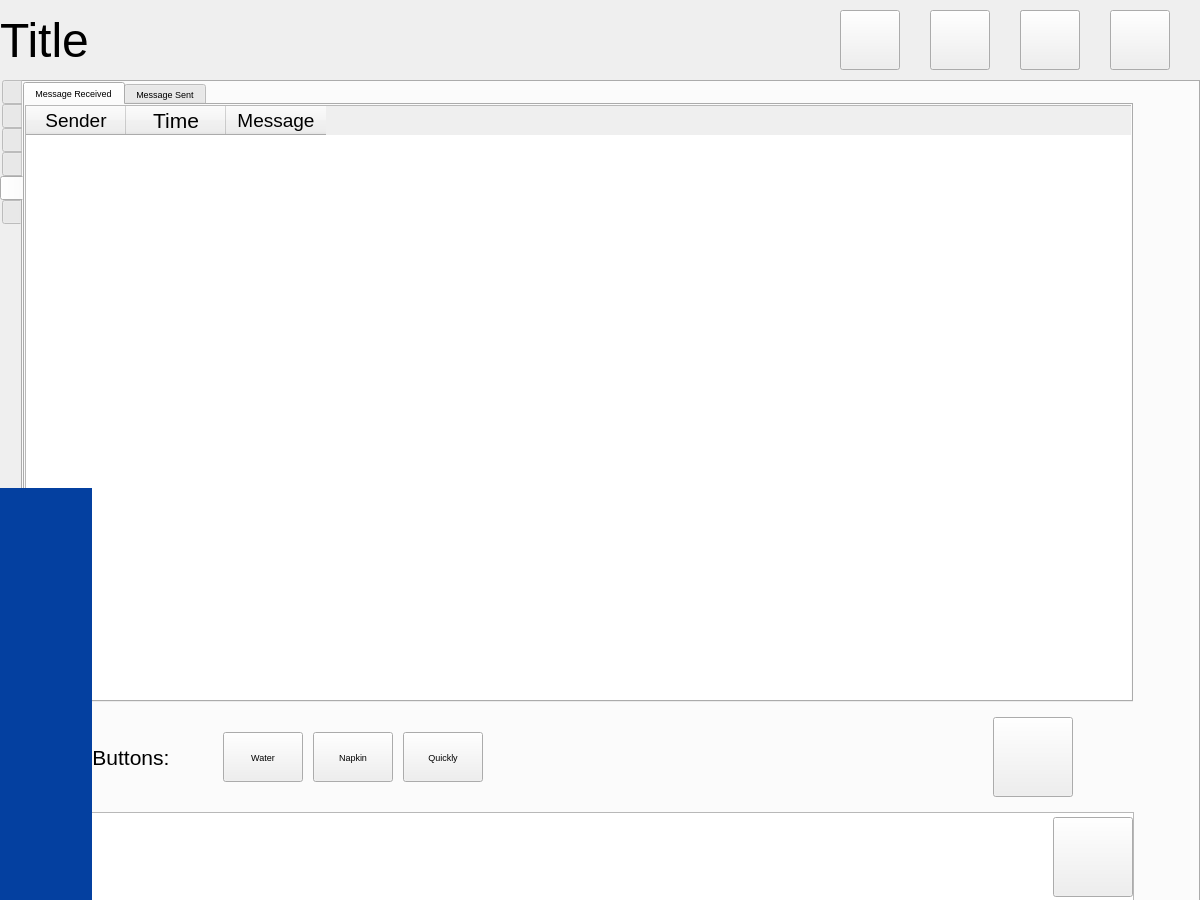
The window that guestwindow.ui (zrd96/restaurant) describes before a commit, drawn with Qt 5.
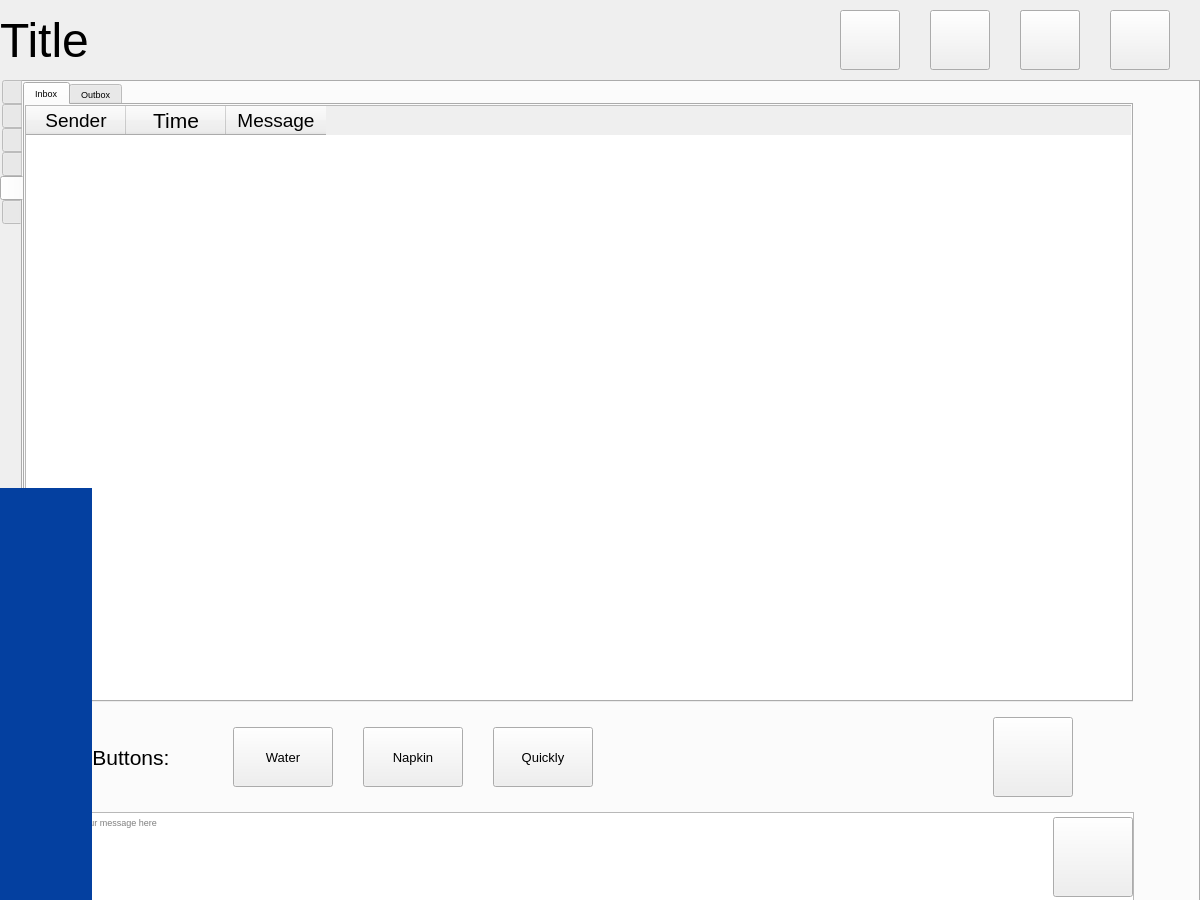
The same window after the commit. The open tabs and pages were chosen to show the change. Icons and pictures are not drawn.

```diff
--- a/guestwindow.ui
+++ b/guestwindow.ui
@@ -609,7 +609,7 @@
       </property>
       <widget class="QWidget" name="inBox">
        <attribute name="title">
-        <string>Message Received</string>
+        <string>Inbox</string>
        </attribute>
        <widget class="QTableWidget" name="inboxList">
         <property name="geometry">
@@ -687,7 +687,7 @@
       </widget>
       <widget class="QWidget" name="outBox">
        <attribute name="title">
-        <string>Message Sent</string>
+        <string>Outbox</string>
        </attribute>
        <widget class="QTableWidget" name="outboxList">
         <property name="geometry">
@@ -770,12 +770,17 @@
      <widget class="QPushButton" name="sendWaterButton">
       <property name="geometry">
        <rect>
-        <x>200</x>
-        <y>650</y>
-        <width>80</width>
-        <height>50</height>
+        <x>210</x>
+        <y>645</y>
+        <width>100</width>
+        <height>60</height>
        </rect>
       </property>
+      <property name="font">
+       <font>
+        <pointsize>10</pointsize>
+       </font>
+      </property>
       <property name="text">
        <string>Water</string>
       </property>
@@ -783,12 +788,17 @@
      <widget class="QPushButton" name="sendNapkinButton">
       <property name="geometry">
        <rect>
-        <x>290</x>
-        <y>650</y>
-        <width>80</width>
-        <height>50</height>
+        <x>340</x>
+        <y>645</y>
+        <width>100</width>
+        <height>60</height>
        </rect>
       </property>
+      <property name="font">
+       <font>
+        <pointsize>10</pointsize>
+       </font>
+      </property>
       <property name="text">
        <string>Napkin</string>
       </property>
@@ -796,12 +806,17 @@
      <widget class="QPushButton" name="sendQuicklyButton">
       <property name="geometry">
        <rect>
-        <x>380</x>
-        <y>650</y>
-        <width>80</width>
-        <height>50</height>
+        <x>470</x>
+        <y>645</y>
+        <width>100</width>
+        <height>60</height>
        </rect>
       </property>
+      <property name="font">
+       <font>
+        <pointsize>10</pointsize>
+       </font>
+      </property>
       <property name="text">
        <string>Quickly</string>
       </property>
@@ -815,6 +830,9 @@
         <height>91</height>
        </rect>
       </property>
+      <property name="placeholderText">
+       <string>Please input your message here</string>
+      </property>
      </widget>
      <widget class="QPushButton" name="sendMsgButton">
       <property name="geometry">
```
Left out of the diff: 22 changed lines with no effect on the pictures.
